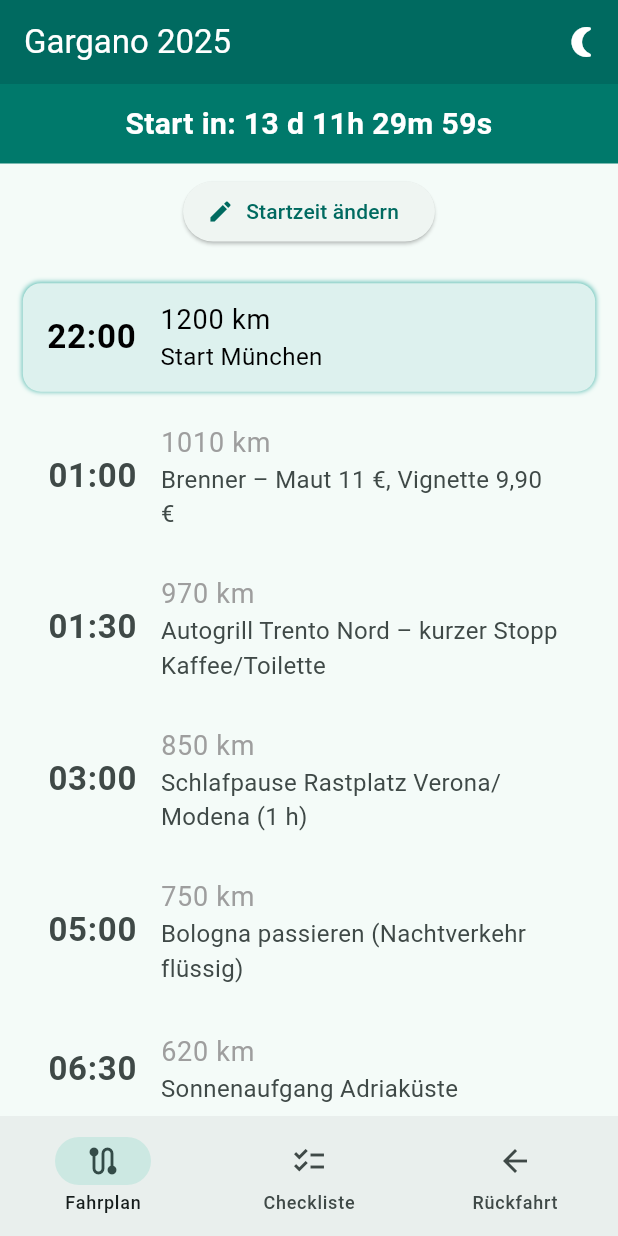
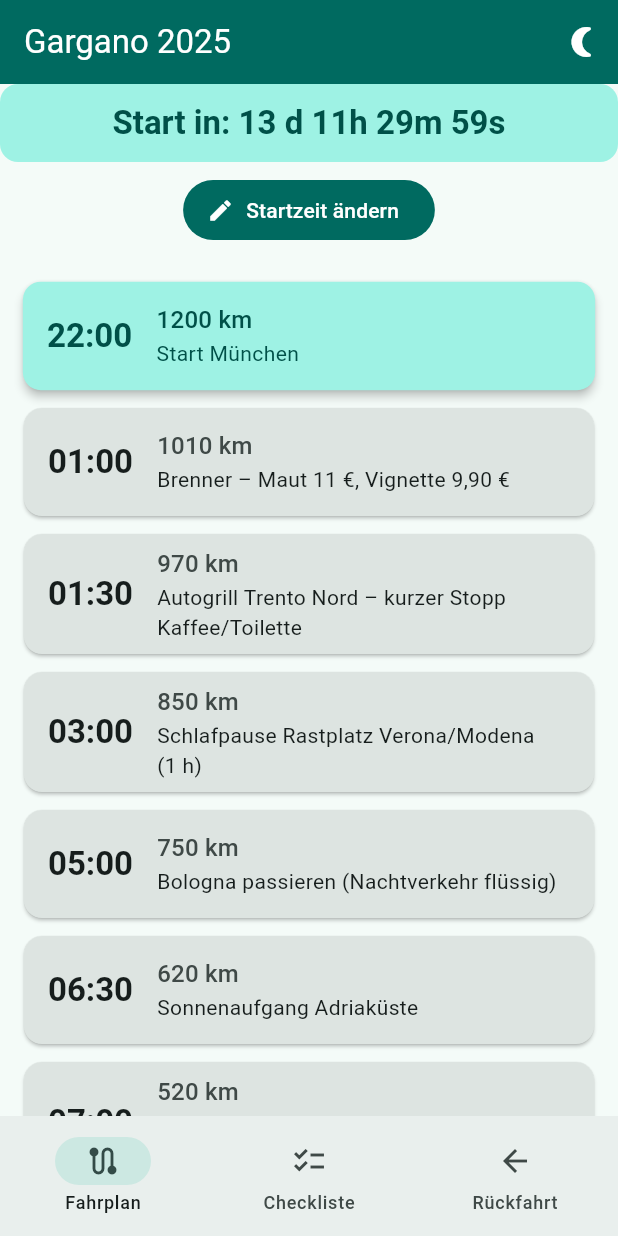
Before and after one commit to AlexBuchnerTeacher/gargano2025, a Flutter app: the screen it shows after launch, after a tap on "Los geht’s", on a phone screen of 412 x 824 dp. Run offline on Flutter 3.47's test engine with Material 3 defaults, Android fonts, the light colour scheme and no system bars; our stand-ins replace shared_preferences.

Commit message:
Material 3 Modernisierung: surfaceContainerHighest Fix & UI-Update

```diff
--- a/lib/main.dart
+++ b/lib/main.dart
@@ -63,17 +63,15 @@ class _GarganoAppState extends State<GarganoApp> {
       title: 'Gargano 2025',
       debugShowCheckedModeBanner: false,
       theme: ThemeData(
+        useMaterial3: true,
         colorScheme: ColorScheme.fromSeed(seedColor: Colors.teal),
-        useMaterial3: true,
-        brightness: Brightness.light,
       ),
       darkTheme: ThemeData(
+        useMaterial3: true,
         colorScheme: ColorScheme.fromSeed(
           seedColor: Colors.teal,
           brightness: Brightness.dark,
         ),
-        useMaterial3: true,
-        brightness: Brightness.dark,
       ),
       themeMode: _themeMode,
       home: WelcomeScreen(onToggleTheme: _toggleThemeMode),
--- a/lib/screens/fahrplan_page.dart
+++ b/lib/screens/fahrplan_page.dart
@@ -35,7 +35,7 @@ class _FahrplanPageState extends State<FahrplanPage> {
   void initState() {
     super.initState();
 
-    // Alle Sekunde prüfen, welcher Stop aktuell ist
+    // Jede Sekunde prüfen, welcher Stop aktuell ist
     Timer.periodic(const Duration(seconds: 1), (timer) {
       final index = _getCurrentStopIndex();
       if (index != highlightIndex) {
@@ -44,7 +44,7 @@ class _FahrplanPageState extends State<FahrplanPage> {
         });
 
         // Automatisch scrollen zur aktuellen Card
-        final position = index * 100.0; // grobe Höhe einer Card
+        final position = index * 100.0;
         _scrollController.animateTo(
           position,
           duration: const Duration(seconds: 2),
@@ -54,7 +54,6 @@ class _FahrplanPageState extends State<FahrplanPage> {
     });
   }
 
-  /// Findet den Index des letzten erreichten Stops (<= jetzt)
   int _getCurrentStopIndex() {
     final now = DateTime.now();
     for (int i = stops.length - 1; i >= 0; i--) {
@@ -63,10 +62,9 @@ class _FahrplanPageState extends State<FahrplanPage> {
         return i;
       }
     }
-    return 0; // Noch kein Stop erreicht → Start
+    return 0;
   }
 
-  /// Methode zum Ändern der Startzeit
   Future<void> _pickStartDateTime() async {
     final date = await showDatePicker(
       context: context,
@@ -96,11 +94,10 @@ class _FahrplanPageState extends State<FahrplanPage> {
 
     setState(() {
       startTime = newDateTime;
-      highlightIndex = null; // Reset Highlight
+      highlightIndex = null;
     });
   }
 
-  /// Berechnet Uhrzeit-String aus Offset
   String _formatTime(int offsetMinutes) {
     final time = startTime.add(Duration(minutes: offsetMinutes));
     return '${time.hour.toString().padLeft(2, '0')}:${time.minute.toString().padLeft(2, '0')}';
@@ -108,12 +105,14 @@ class _FahrplanPageState extends State<FahrplanPage> {
 
   @override
   Widget build(BuildContext context) {
+    final colorScheme = Theme.of(context).colorScheme;
+
     return Column(
       children: [
         CountdownBanner(startTime: startTime),
         Padding(
           padding: const EdgeInsets.all(8.0),
-          child: ElevatedButton.icon(
+          child: FilledButton.icon(
             onPressed: _pickStartDateTime,
             icon: const Icon(Icons.edit),
             label: const Text('Startzeit ändern'),
@@ -138,62 +137,39 @@ class _FahrplanPageState extends State<FahrplanPage> {
                 builder: (context, scale, child) {
                   return Transform.scale(
                     scale: scale,
-                    child: AnimatedContainer(
-                      duration: const Duration(milliseconds: 500),
+                    child: Card(
                       margin: const EdgeInsets.only(bottom: 12),
-                      decoration: BoxDecoration(
                       color: isHighlighted
-                            ? (Theme.of(context).brightness == Brightness.dark
-                                ? Colors.teal.shade400 // Dunkler im Dark Mode
-                                : Colors.teal.shade200) // Heller im Light Mode
-                            : Theme.of(context).cardColor,
+                          ? colorScheme.primaryContainer
+                          : colorScheme.surfaceContainerHighest,
+                      shape: RoundedRectangleBorder(
                         borderRadius: BorderRadius.circular(12),
-                        boxShadow: isHighlighted
-                            ? [
-                                BoxShadow(
-                                  color: Colors.teal.withValues(alpha: 0.6),
-                                  blurRadius: 10,
-                                  spreadRadius: 1,
-                                )
-                              ]
-                            : [],
                       ),
+                      elevation: isHighlighted ? 3 : 1,
                       child: ListTile(
                         leading: Text(
                           _formatTime(stop['offset']),
-                          style: TextStyle(
-                            fontSize: 22,
+                          style: Theme.of(context).textTheme.titleLarge?.copyWith(
                                 fontWeight: FontWeight.bold,
                                 color: isHighlighted
-                                ? (Theme.of(context).brightness ==
-                                        Brightness.dark
-                                    ? Colors.white
-                                    : Colors.black)
-                                : null,
+                                    ? colorScheme.onPrimaryContainer
+                                    : colorScheme.onSurface,
                               ),
                         ),
                         title: Text(
                           '${stop['km']} km',
-                          style: TextStyle(
-                            fontSize: 18,
+                          style: Theme.of(context).textTheme.titleMedium?.copyWith(
                                 color: isHighlighted
-                                ? (Theme.of(context).brightness ==
-                                        Brightness.dark
-                                    ? Colors.white
-                                    : Colors.black)
-                                : Colors.grey,
+                                    ? colorScheme.onPrimaryContainer
+                                    : colorScheme.onSurfaceVariant,
                               ),
                         ),
                         subtitle: Text(
                           stop['desc'],
-                          style: TextStyle(
-                            fontSize: 16,
+                          style: Theme.of(context).textTheme.bodyMedium?.copyWith(
                                 color: isHighlighted
-                                ? (Theme.of(context).brightness ==
-                                        Brightness.dark
-                                    ? Colors.white
-                                    : Colors.black)
-                                : null,
+                                    ? colorScheme.onPrimaryContainer
+                                    : colorScheme.onSurface,
                               ),
                         ),
                       ),
--- a/lib/screens/main_screen.dart
+++ b/lib/screens/main_screen.dart
@@ -34,20 +34,25 @@ class _MainScreenState extends State<MainScreen> {
 
   @override
   Widget build(BuildContext context) {
+    final colorScheme = Theme.of(context).colorScheme;
+
     return Scaffold(
       appBar: AppBar(
-        backgroundColor: Theme.of(context).colorScheme.primary,
-        title: const Text(
+        title: Text(
           'Gargano 2025',
-          style: TextStyle(color: Colors.white),
+          style: Theme.of(context)
+              .textTheme
+              .titleLarge
+              ?.copyWith(color: colorScheme.onPrimary),
         ),
+        backgroundColor: colorScheme.primary,
         actions: [
           IconButton(
             icon: Icon(
               Theme.of(context).brightness == Brightness.dark
-                  ? Icons.wb_sunny          // Sonne bei Dark Mode
-                  : Icons.nightlight_round, // Mond bei Light Mode
-              color: Colors.white,
+                  ? Icons.wb_sunny
+                  : Icons.nightlight_round,
+              color: colorScheme.onPrimary,
             ),
             onPressed: widget.onToggleTheme,
           ),
--- a/lib/screens/welcome_screen.dart
+++ b/lib/screens/welcome_screen.dart
@@ -21,7 +21,6 @@ class _WelcomeScreenState extends State<WelcomeScreen>
       duration: const Duration(milliseconds: 800),
     );
 
-    // Animation direkt starten
     _controller.forward();
   }
 
@@ -38,6 +37,8 @@ class _WelcomeScreenState extends State<WelcomeScreen>
       curve: Curves.easeInOut,
     );
 
+    final colorScheme = Theme.of(context).colorScheme;
+
     return Scaffold(
       body: Container(
         width: double.infinity,
@@ -46,9 +47,8 @@ class _WelcomeScreenState extends State<WelcomeScreen>
             begin: Alignment.topCenter,
             end: Alignment.bottomCenter,
             colors: [
-              Theme.of(context).colorScheme.primary.withValues(alpha: 0.2)
-,
-              Theme.of(context).colorScheme.surface,
+              colorScheme.primary.withValues(alpha: 0.2),
+              colorScheme.surfaceContainerHighest,
             ],
           ),
         ),
@@ -73,25 +73,25 @@ class _WelcomeScreenState extends State<WelcomeScreen>
                     Icon(
                       Icons.route,
                       size: 80,
-                      color: Theme.of(context).colorScheme.primary,
+                      color: colorScheme.primary,
                     ),
                     const SizedBox(height: 32),
-                    const Text(
+                    Text(
                       'Gargano 2025',
-                      style: TextStyle(
-                        fontSize: 34,
-                        fontWeight: FontWeight.bold,
-                      ),
+                      style: Theme.of(context)
+                          .textTheme
+                          .headlineLarge
+                          ?.copyWith(fontWeight: FontWeight.bold),
                     ),
                     const SizedBox(height: 16),
-                    const Text(
+                    Text(
                       'Dein Fahrplan München → Vieste\nmit Stopps, Restkilometern und Checkliste.',
                       textAlign: TextAlign.center,
-                      style: TextStyle(fontSize: 18),
+                      style: Theme.of(context).textTheme.titleMedium,
                     ),
                     const SizedBox(height: 48),
-                    ElevatedButton.icon(
-                      style: ElevatedButton.styleFrom(
+                    FilledButton.icon(
+                      style: FilledButton.styleFrom(
                         minimumSize: const Size(double.infinity, 50),
                       ),
                       icon: const Icon(Icons.play_arrow),
--- a/lib/widgets/countdown_banner.dart
+++ b/lib/widgets/countdown_banner.dart
@@ -58,20 +58,28 @@ class _CountdownBannerState extends State<CountdownBanner> {
 
   @override
   Widget build(BuildContext context) {
+    final colorScheme = Theme.of(context).colorScheme;
+
     return Container(
       width: double.infinity,
-      color: _hasStarted ? Colors.green.shade700 : Colors.teal.shade700,
       padding: const EdgeInsets.symmetric(vertical: 12, horizontal: 16),
+      decoration: BoxDecoration(
+        color: _hasStarted
+            ? colorScheme.secondaryContainer
+            : colorScheme.primaryContainer,
+        borderRadius: BorderRadius.circular(12),
+      ),
       child: Text(
         _hasStarted
             ? 'Seit Start: ${_formatDuration(_timeDiff)}'
             : 'Start in: ${_formatDuration(_timeDiff)}',
         textAlign: TextAlign.center,
-        style: const TextStyle(
-          color: Colors.white,
-          fontSize: 20,
-          fontWeight: FontWeight.bold,
-        ),
+        style: Theme.of(context).textTheme.titleLarge?.copyWith(
+              color: _hasStarted
+                  ? colorScheme.onSecondaryContainer
+                  : colorScheme.onPrimaryContainer,
+              fontWeight: FontWeight.bold,
+            ),
       ),
     );
   }
```
Also changed, not shown: lib/screens/checklist_page.dart (+55 -36 lines). Lines whose indentation alone changed are shown as unchanged.
